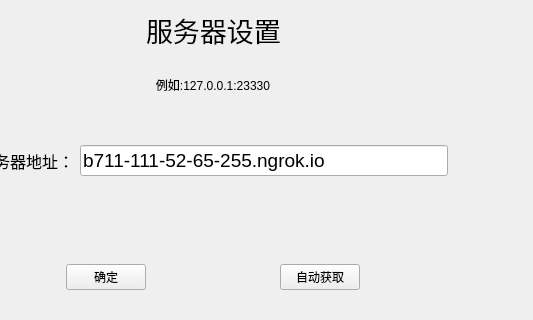
The window that log.ui (sihe-gg/qCloundDisk) describes before a commit, drawn with Qt 5; both pictures show x 107 to 640 and y 115 to 435 of the 640 by 542 pixel window.
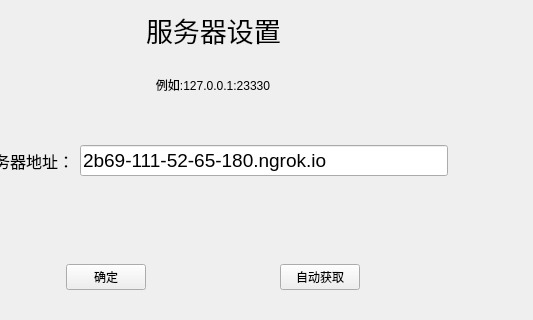
The same window after the commit. Icons and pictures are not drawn.

```diff
--- a/log.ui
+++ b/log.ui
@@ -474,7 +474,7 @@
                        </font>
                       </property>
                       <property name="text">
-                       <string>b711-111-52-65-255.ngrok.io</string>
+                       <string>2b69-111-52-65-180.ngrok.io</string>
                       </property>
                       <property name="maxLength">
                        <number>3000</number>
```
